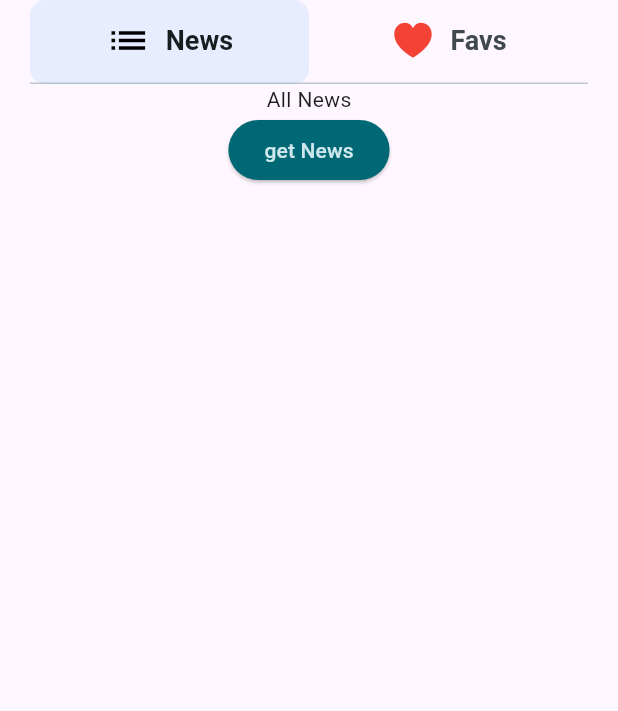
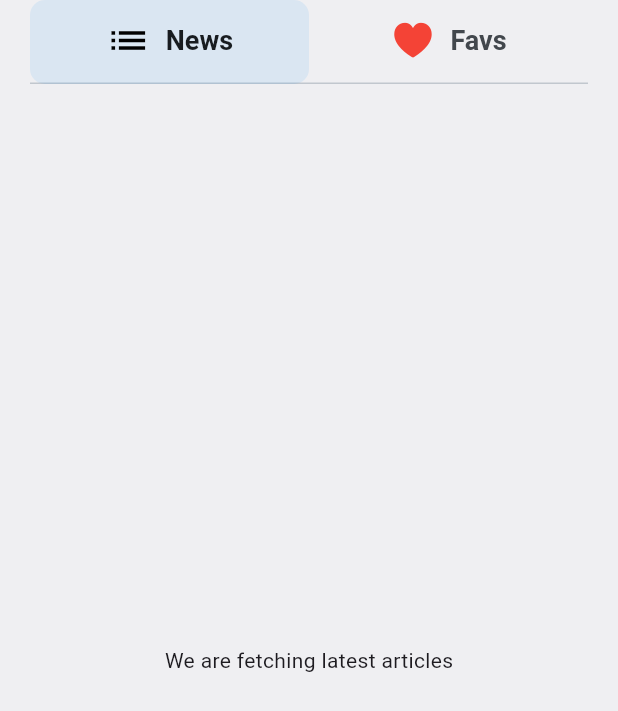
Before and after one commit to GurparveshGrewal/news_app_kalpas, a Flutter app: the screen it shows after launch, on a phone screen of 412 x 824 dp. Shown: the top 711 px of the screen. Run offline on Flutter 3.47's test engine with Material 3 defaults, Android fonts, the phone set to English and light mode, and no system bars; our stand-ins replace bloc, flutter_bloc, get_it; network calls fail.

Commit message:
feat: added car for news

```diff
--- a/lib/core/app_theme.dart
+++ b/lib/core/app_theme.dart
@@ -1,9 +1,11 @@
 import 'package:flutter/material.dart';
 
-var kColorScheme = ColorScheme.fromSeed(seedColor: Colors.white);
+var kColorScheme =
+    ColorScheme.fromSeed(seedColor: const Color.fromARGB(255, 239, 239, 242));
 
 class AppThemeData {
   ThemeData themeData = ThemeData().copyWith(
+    scaffoldBackgroundColor: const Color.fromARGB(255, 239, 239, 242),
     colorScheme: kColorScheme,
     appBarTheme: const AppBarTheme().copyWith(
       backgroundColor: kColorScheme.onPrimaryContainer,
--- a/lib/core/utils/functions.dart
+++ b/lib/core/utils/functions.dart
@@ -11,5 +11,5 @@ T convertStringToEnum<T>(Iterable<T> values, String? value) =>
     );
 
 String convertDateToReadable(DateTime timestamp) {
-  return DateFormat.yMMMMd().format(timestamp);
+  return DateFormat('E dd MMM yyyy HH:mm \'GMT\'').format(timestamp);
 }
--- a/lib/features/home/views/all_news_page.dart
+++ b/lib/features/home/views/all_news_page.dart
@@ -1,9 +1,9 @@
 import 'package:flutter/material.dart';
 import 'package:flutter_bloc/flutter_bloc.dart';
-import 'package:news_app_kalpas/core/commons/custom_button.dart';
 import 'package:news_app_kalpas/core/commons/widgets/loader.dart';
 import 'package:news_app_kalpas/core/utils/show_snackbar.dart';
 import 'package:news_app_kalpas/features/home/views/bloc/home_bloc.dart';
+import 'package:news_app_kalpas/features/home/views/widgets/article_card.dart';
 
 class AllNewsPage extends StatefulWidget {
   const AllNewsPage({super.key});
@@ -35,21 +35,21 @@ class _AllNewsPageState extends State<AllNewsPage> {
           if (state is HomeLoadingState) return const Loader();
 
           if (state is HomeNewsFetchSuccessState) {
-            return Center(
-              child: Text(
-                state.articles.length.toString(),
-                style: Theme.of(context).textTheme.titleLarge,
-              ),
+            return Padding(
+              padding: const EdgeInsets.symmetric(vertical: 10),
+              child: ListView.builder(
+                  itemCount: state.articles.length,
+                  itemBuilder: (ctx, index) {
+                    return Padding(
+                      padding: const EdgeInsets.symmetric(vertical: 10),
+                      child: NewsCard(newsData: state.articles[index]),
+                    );
+                  }),
             );
           }
 
-          return Center(
-            child: Column(
-              children: [
-                const Text('All News'),
-                CustomButton(onTap: () {}, title: 'get News'),
-              ],
-            ),
+          return const Center(
+            child: Text("We are fetching latest articles"),
           );
         },
       ),
```
Also changed, not shown: lib/features/home/data/mappers/news_data_mapper.dart (+4 -4 lines), lib/features/home/views/widgets/article_card.dart (added, +116 -0 lines), pubspec.yaml (+3 -4 lines), assets/images/default_article_image.jpg (added), pubspec.lock.
